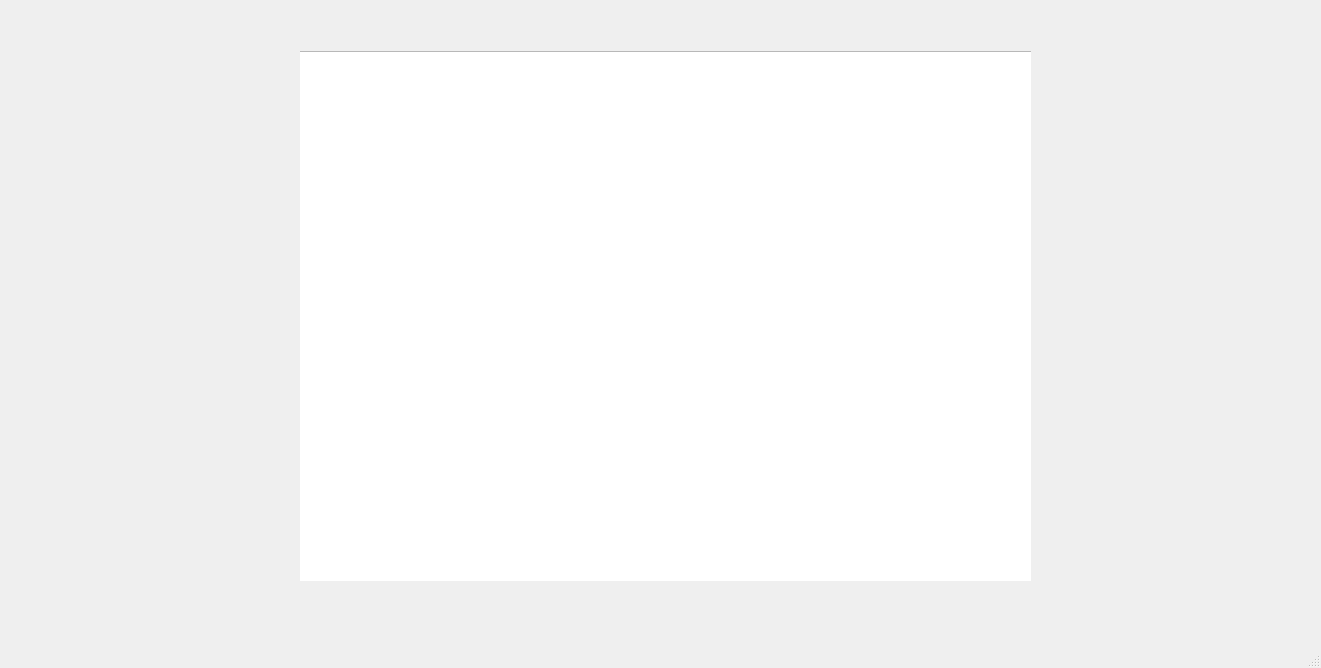
ScrumptiousCS1C/Scrumdidly, file loginWINDOW/renderscreen.ui: the form before one commit.
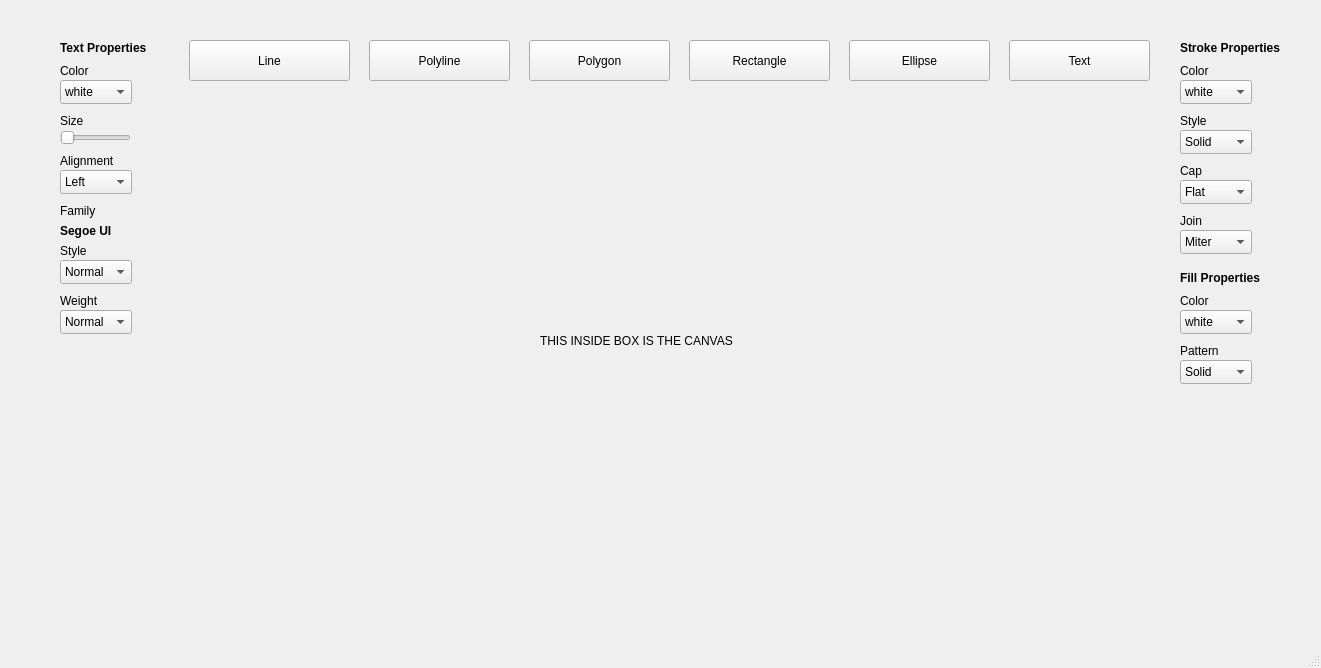
The form after the commit.

Commit message: major changes in canvas

The edit to the form file:
```diff
--- a/loginWINDOW/renderscreen.ui
+++ b/loginWINDOW/renderscreen.ui
@@ -17,33 +17,746 @@
    <widget class="QWidget" name="canvas" native="true">
     <property name="geometry">
      <rect>
-      <x>300</x>
-      <y>50</y>
-      <width>731</width>
-      <height>531</height>
+      <x>170</x>
+      <y>100</y>
+      <width>1000</width>
+      <height>500</height>
      </rect>
     </property>
     <property name="autoFillBackground">
      <bool>false</bool>
     </property>
-    <widget class="QTextBrowser" name="textBrowser">
+    <widget class="QLabel" name="label">
      <property name="geometry">
       <rect>
-       <x>-5</x>
-       <y>1</y>
-       <width>741</width>
-       <height>531</height>
+       <x>370</x>
+       <y>180</y>
+       <width>291</width>
+       <height>121</height>
       </rect>
      </property>
-     <property name="html">
-      <string>&lt;!DOCTYPE HTML PUBLIC &quot;-//W3C//DTD HTML 4.0//EN&quot; &quot;http://www.w3.org/TR/REC-html40/strict.dtd&quot;&gt;
-&lt;html&gt;&lt;head&gt;&lt;meta name=&quot;qrichtext&quot; content=&quot;1&quot; /&gt;&lt;meta charset=&quot;utf-8&quot; /&gt;&lt;style type=&quot;text/css&quot;&gt;
-p, li { white-space: pre-wrap; }
-hr { height: 1px; border-width: 0; }
-li.unchecked::marker { content: &quot;\2610&quot;; }
-li.checked::marker { content: &quot;\2612&quot;; }
-&lt;/style&gt;&lt;/head&gt;&lt;body style=&quot; font-family:'Segoe UI'; font-size:9pt; font-weight:400; font-style:normal;&quot;&gt;
-&lt;p style=&quot;-qt-paragraph-type:empty; margin-top:0px; margin-bottom:0px; margin-left:0px; margin-right:0px; -qt-block-indent:0; text-indent:0px;&quot;&gt;&lt;br /&gt;&lt;/p&gt;&lt;/body&gt;&lt;/html&gt;</string>
+     <property name="text">
+      <string>THIS INSIDE BOX IS THE CANVAS</string>
+     </property>
+    </widget>
+   </widget>
+   <widget class="QWidget" name="selectSHAPE" native="true">
+    <property name="geometry">
+     <rect>
+      <x>169</x>
+      <y>20</y>
+      <width>1001</width>
+      <height>80</height>
+     </rect>
+    </property>
+    <widget class="QPushButton" name="pushButton">
+     <property name="geometry">
+      <rect>
+       <x>20</x>
+       <y>20</y>
+       <width>161</width>
+       <height>41</height>
+      </rect>
+     </property>
+     <property name="text">
+      <string>Line</string>
+     </property>
+    </widget>
+    <widget class="QPushButton" name="pushButton_2">
+     <property name="geometry">
+      <rect>
+       <x>200</x>
+       <y>20</y>
+       <width>141</width>
+       <height>41</height>
+      </rect>
+     </property>
+     <property name="text">
+      <string>Polyline</string>
+     </property>
+    </widget>
+    <widget class="QPushButton" name="pushButton_3">
+     <property name="geometry">
+      <rect>
+       <x>360</x>
+       <y>20</y>
+       <width>141</width>
+       <height>41</height>
+      </rect>
+     </property>
+     <property name="text">
+      <string>Polygon</string>
+     </property>
+    </widget>
+    <widget class="QPushButton" name="pushButton_4">
+     <property name="geometry">
+      <rect>
+       <x>520</x>
+       <y>20</y>
+       <width>141</width>
+       <height>41</height>
+      </rect>
+     </property>
+     <property name="text">
+      <string>Rectangle</string>
+     </property>
+    </widget>
+    <widget class="QPushButton" name="pushButton_5">
+     <property name="geometry">
+      <rect>
+       <x>680</x>
+       <y>20</y>
+       <width>141</width>
+       <height>41</height>
+      </rect>
+     </property>
+     <property name="text">
+      <string>Ellipse</string>
+     </property>
+    </widget>
+    <widget class="QPushButton" name="pushButton_6">
+     <property name="geometry">
+      <rect>
+       <x>840</x>
+       <y>20</y>
+       <width>141</width>
+       <height>41</height>
+      </rect>
+     </property>
+     <property name="text">
+      <string>Text</string>
+     </property>
+    </widget>
+   </widget>
+   <widget class="QWidget" name="widget" native="true">
+    <property name="geometry">
+     <rect>
+      <x>50</x>
+      <y>20</y>
+      <width>120</width>
+      <height>581</height>
+     </rect>
+    </property>
+    <widget class="QLabel" name="label_9">
+     <property name="geometry">
+      <rect>
+       <x>10</x>
+       <y>20</y>
+       <width>101</width>
+       <height>16</height>
+      </rect>
+     </property>
+     <property name="font">
+      <font>
+       <bold>true</bold>
+      </font>
+     </property>
+     <property name="text">
+      <string>Text Properties</string>
+     </property>
+    </widget>
+    <widget class="QLabel" name="label_10">
+     <property name="geometry">
+      <rect>
+       <x>10</x>
+       <y>40</y>
+       <width>51</width>
+       <height>21</height>
+      </rect>
+     </property>
+     <property name="text">
+      <string>Color</string>
+     </property>
+    </widget>
+    <widget class="QComboBox" name="comboBox_5">
+     <property name="geometry">
+      <rect>
+       <x>10</x>
+       <y>60</y>
+       <width>72</width>
+       <height>24</height>
+      </rect>
+     </property>
+     <item>
+      <property name="text">
+       <string>white</string>
+      </property>
+     </item>
+     <item>
+      <property name="text">
+       <string>black</string>
+      </property>
+     </item>
+     <item>
+      <property name="text">
+       <string>red</string>
+      </property>
+     </item>
+     <item>
+      <property name="text">
+       <string>green</string>
+      </property>
+     </item>
+     <item>
+      <property name="text">
+       <string>blue</string>
+      </property>
+     </item>
+     <item>
+      <property name="text">
+       <string>cyan</string>
+      </property>
+     </item>
+     <item>
+      <property name="text">
+       <string>magenta</string>
+      </property>
+     </item>
+     <item>
+      <property name="text">
+       <string>yellow</string>
+      </property>
+     </item>
+     <item>
+      <property name="text">
+       <string>gray</string>
+      </property>
+     </item>
+    </widget>
+    <widget class="QLabel" name="label_11">
+     <property name="geometry">
+      <rect>
+       <x>10</x>
+       <y>90</y>
+       <width>51</width>
+       <height>21</height>
+      </rect>
+     </property>
+     <property name="text">
+      <string>Size</string>
+     </property>
+    </widget>
+    <widget class="QSlider" name="horizontalSlider_3">
+     <property name="geometry">
+      <rect>
+       <x>10</x>
+       <y>110</y>
+       <width>71</width>
+       <height>16</height>
+      </rect>
+     </property>
+     <property name="orientation">
+      <enum>Qt::Horizontal</enum>
+     </property>
+    </widget>
+    <widget class="QLabel" name="label_12">
+     <property name="geometry">
+      <rect>
+       <x>10</x>
+       <y>130</y>
+       <width>71</width>
+       <height>21</height>
+      </rect>
+     </property>
+     <property name="text">
+      <string>Alignment</string>
+     </property>
+    </widget>
+    <widget class="QComboBox" name="comboBox_6">
+     <property name="geometry">
+      <rect>
+       <x>10</x>
+       <y>150</y>
+       <width>72</width>
+       <height>24</height>
+      </rect>
+     </property>
+     <item>
+      <property name="text">
+       <string>Left</string>
+      </property>
+     </item>
+     <item>
+      <property name="text">
+       <string>Right</string>
+      </property>
+     </item>
+     <item>
+      <property name="text">
+       <string>Center</string>
+      </property>
+     </item>
+     <item>
+      <property name="text">
+       <string>Bottom</string>
+      </property>
+     </item>
+     <item>
+      <property name="text">
+       <string>Top</string>
+      </property>
+     </item>
+    </widget>
+    <widget class="QLabel" name="label_13">
+     <property name="geometry">
+      <rect>
+       <x>10</x>
+       <y>180</y>
+       <width>71</width>
+       <height>21</height>
+      </rect>
+     </property>
+     <property name="text">
+      <string>Family</string>
+     </property>
+    </widget>
+    <widget class="QLabel" name="label_14">
+     <property name="geometry">
+      <rect>
+       <x>10</x>
+       <y>200</y>
+       <width>111</width>
+       <height>21</height>
+      </rect>
+     </property>
+     <property name="font">
+      <font>
+       <bold>true</bold>
+       <underline>false</underline>
+      </font>
+     </property>
+     <property name="text">
+      <string>Segoe UI</string>
+     </property>
+    </widget>
+    <widget class="QLabel" name="label_21">
+     <property name="geometry">
+      <rect>
+       <x>10</x>
+       <y>220</y>
+       <width>71</width>
+       <height>21</height>
+      </rect>
+     </property>
+     <property name="text">
+      <string>Style</string>
+     </property>
+    </widget>
+    <widget class="QComboBox" name="comboBox_9">
+     <property name="geometry">
+      <rect>
+       <x>10</x>
+       <y>240</y>
+       <width>72</width>
+       <height>24</height>
+      </rect>
+     </property>
+     <item>
+      <property name="text">
+       <string>Normal</string>
+      </property>
+     </item>
+     <item>
+      <property name="text">
+       <string>Italic</string>
+      </property>
+     </item>
+     <item>
+      <property name="text">
+       <string>Oblique</string>
+      </property>
+     </item>
+    </widget>
+    <widget class="QLabel" name="label_22">
+     <property name="geometry">
+      <rect>
+       <x>10</x>
+       <y>270</y>
+       <width>71</width>
+       <height>21</height>
+      </rect>
+     </property>
+     <property name="text">
+      <string>Weight</string>
+     </property>
+    </widget>
+    <widget class="QComboBox" name="comboBox_10">
+     <property name="geometry">
+      <rect>
+       <x>10</x>
+       <y>290</y>
+       <width>72</width>
+       <height>24</height>
+      </rect>
+     </property>
+     <item>
+      <property name="text">
+       <string>Normal</string>
+      </property>
+     </item>
+     <item>
+      <property name="text">
+       <string>Bold</string>
+      </property>
+     </item>
+     <item>
+      <property name="text">
+       <string>Thin</string>
+      </property>
+     </item>
+     <item>
+      <property name="text">
+       <string>Light</string>
+      </property>
+     </item>
+    </widget>
+   </widget>
+   <widget class="QWidget" name="widget_2" native="true">
+    <property name="geometry">
+     <rect>
+      <x>1170</x>
+      <y>20</y>
+      <width>120</width>
+      <height>581</height>
+     </rect>
+    </property>
+    <widget class="QLabel" name="label_23">
+     <property name="geometry">
+      <rect>
+       <x>10</x>
+       <y>20</y>
+       <width>101</width>
+       <height>16</height>
+      </rect>
+     </property>
+     <property name="font">
+      <font>
+       <bold>true</bold>
+      </font>
+     </property>
+     <property name="text">
+      <string>Stroke Properties</string>
+     </property>
+    </widget>
+    <widget class="QLabel" name="label_24">
+     <property name="geometry">
+      <rect>
+       <x>10</x>
+       <y>40</y>
+       <width>51</width>
+       <height>21</height>
+      </rect>
+     </property>
+     <property name="text">
+      <string>Color</string>
+     </property>
+    </widget>
+    <widget class="QComboBox" name="comboBox_11">
+     <property name="geometry">
+      <rect>
+       <x>10</x>
+       <y>60</y>
+       <width>72</width>
+       <height>24</height>
+      </rect>
+     </property>
+     <item>
+      <property name="text">
+       <string>white</string>
+      </property>
+     </item>
+     <item>
+      <property name="text">
+       <string>black</string>
+      </property>
+     </item>
+     <item>
+      <property name="text">
+       <string>red</string>
+      </property>
+     </item>
+     <item>
+      <property name="text">
+       <string>green</string>
+      </property>
+     </item>
+     <item>
+      <property name="text">
+       <string>blue</string>
+      </property>
+     </item>
+     <item>
+      <property name="text">
+       <string>cyan</string>
+      </property>
+     </item>
+     <item>
+      <property name="text">
+       <string>magenta</string>
+      </property>
+     </item>
+     <item>
+      <property name="text">
+       <string>yellow</string>
+      </property>
+     </item>
+     <item>
+      <property name="text">
+       <string>gray</string>
+      </property>
+     </item>
+    </widget>
+    <widget class="QLabel" name="label_25">
+     <property name="geometry">
+      <rect>
+       <x>10</x>
+       <y>90</y>
+       <width>51</width>
+       <height>21</height>
+      </rect>
+     </property>
+     <property name="text">
+      <string>Style</string>
+     </property>
+    </widget>
+    <widget class="QComboBox" name="comboBox_12">
+     <property name="geometry">
+      <rect>
+       <x>10</x>
+       <y>110</y>
+       <width>72</width>
+       <height>24</height>
+      </rect>
+     </property>
+     <item>
+      <property name="text">
+       <string>Solid</string>
+      </property>
+     </item>
+     <item>
+      <property name="text">
+       <string>Dash</string>
+      </property>
+     </item>
+     <item>
+      <property name="text">
+       <string>Dot</string>
+      </property>
+     </item>
+     <item>
+      <property name="text">
+       <string>DashDot</string>
+      </property>
+     </item>
+     <item>
+      <property name="text">
+       <string>DashDotDot</string>
+      </property>
+     </item>
+    </widget>
+    <widget class="QLabel" name="label_26">
+     <property name="geometry">
+      <rect>
+       <x>10</x>
+       <y>140</y>
+       <width>51</width>
+       <height>21</height>
+      </rect>
+     </property>
+     <property name="text">
+      <string>Cap</string>
+     </property>
+    </widget>
+    <widget class="QComboBox" name="comboBox_13">
+     <property name="geometry">
+      <rect>
+       <x>10</x>
+       <y>160</y>
+       <width>72</width>
+       <height>24</height>
+      </rect>
+     </property>
+     <item>
+      <property name="text">
+       <string>Flat</string>
+      </property>
+     </item>
+     <item>
+      <property name="text">
+       <string>Square</string>
+      </property>
+     </item>
+     <item>
+      <property name="text">
+       <string>Round</string>
+      </property>
+     </item>
+    </widget>
+    <widget class="QLabel" name="label_27">
+     <property name="geometry">
+      <rect>
+       <x>10</x>
+       <y>190</y>
+       <width>51</width>
+       <height>21</height>
+      </rect>
+     </property>
+     <property name="text">
+      <string>Join</string>
+     </property>
+    </widget>
+    <widget class="QComboBox" name="comboBox_14">
+     <property name="geometry">
+      <rect>
+       <x>10</x>
+       <y>210</y>
+       <width>72</width>
+       <height>24</height>
+      </rect>
+     </property>
+     <item>
+      <property name="text">
+       <string>Miter</string>
+      </property>
+     </item>
+     <item>
+      <property name="text">
+       <string>Bevel</string>
+      </property>
+     </item>
+     <item>
+      <property name="text">
+       <string>Round</string>
+      </property>
+     </item>
+    </widget>
+    <widget class="QLabel" name="label_28">
+     <property name="geometry">
+      <rect>
+       <x>10</x>
+       <y>250</y>
+       <width>101</width>
+       <height>16</height>
+      </rect>
+     </property>
+     <property name="font">
+      <font>
+       <bold>true</bold>
+      </font>
+     </property>
+     <property name="text">
+      <string>Fill Properties</string>
+     </property>
+    </widget>
+    <widget class="QComboBox" name="comboBox_15">
+     <property name="geometry">
+      <rect>
+       <x>10</x>
+       <y>290</y>
+       <width>72</width>
+       <height>24</height>
+      </rect>
+     </property>
+     <item>
+      <property name="text">
+       <string>white</string>
+      </property>
+     </item>
+     <item>
+      <property name="text">
+       <string>black</string>
+      </property>
+     </item>
+     <item>
+      <property name="text">
+       <string>red</string>
+      </property>
+     </item>
+     <item>
+      <property name="text">
+       <string>green</string>
+      </property>
+     </item>
+     <item>
+      <property name="text">
+       <string>blue</string>
+      </property>
+     </item>
+     <item>
+      <property name="text">
+       <string>cyan</string>
+      </property>
+     </item>
+     <item>
+      <property name="text">
+       <string>magenta</string>
+      </property>
+     </item>
+     <item>
+      <property name="text">
+       <string>yellow</string>
+      </property>
+     </item>
+     <item>
+      <property name="text">
+       <string>gray</string>
+      </property>
+     </item>
+    </widget>
+    <widget class="QLabel" name="label_29">
+     <property name="geometry">
+      <rect>
+       <x>10</x>
+       <y>270</y>
+       <width>51</width>
+       <height>21</height>
+      </rect>
+     </property>
+     <property name="text">
+      <string>Color</string>
+     </property>
+    </widget>
+    <widget class="QComboBox" name="comboBox_16">
+     <property name="geometry">
+      <rect>
+       <x>10</x>
+       <y>340</y>
+       <width>72</width>
+       <height>24</height>
+      </rect>
+     </property>
+     <item>
+      <property name="text">
+       <string>Solid</string>
+      </property>
+     </item>
+     <item>
+      <property name="text">
+       <string>Horizontal</string>
+      </property>
+     </item>
+     <item>
+      <property name="text">
+       <string>Vertical</string>
+      </property>
+     </item>
+     <item>
+      <property name="text">
+       <string>None</string>
+      </property>
+     </item>
+    </widget>
+    <widget class="QLabel" name="label_30">
+     <property name="geometry">
+      <rect>
+       <x>10</x>
+       <y>320</y>
+       <width>51</width>
+       <height>21</height>
+      </rect>
+     </property>
+     <property name="text">
+      <string>Pattern</string>
      </property>
     </widget>
    </widget>
```
